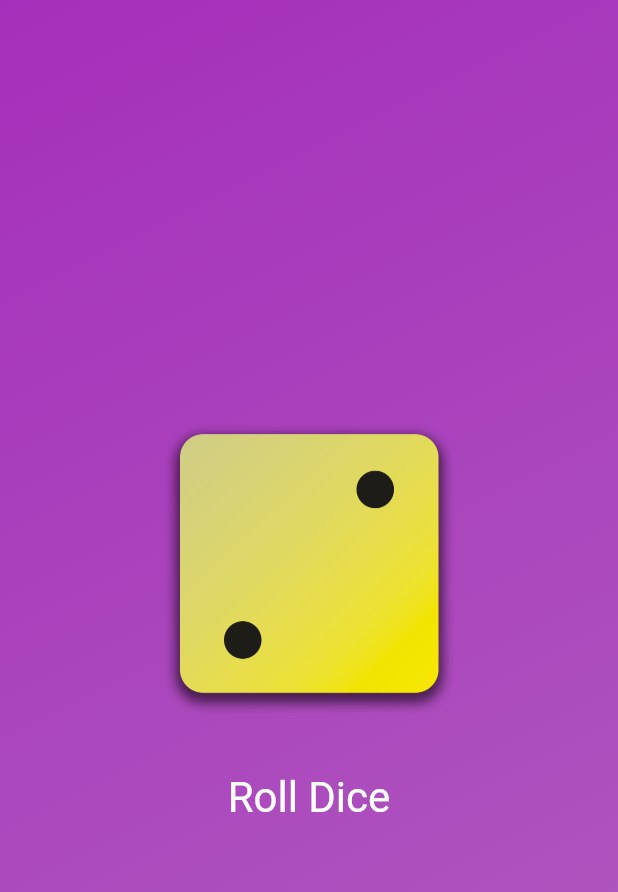
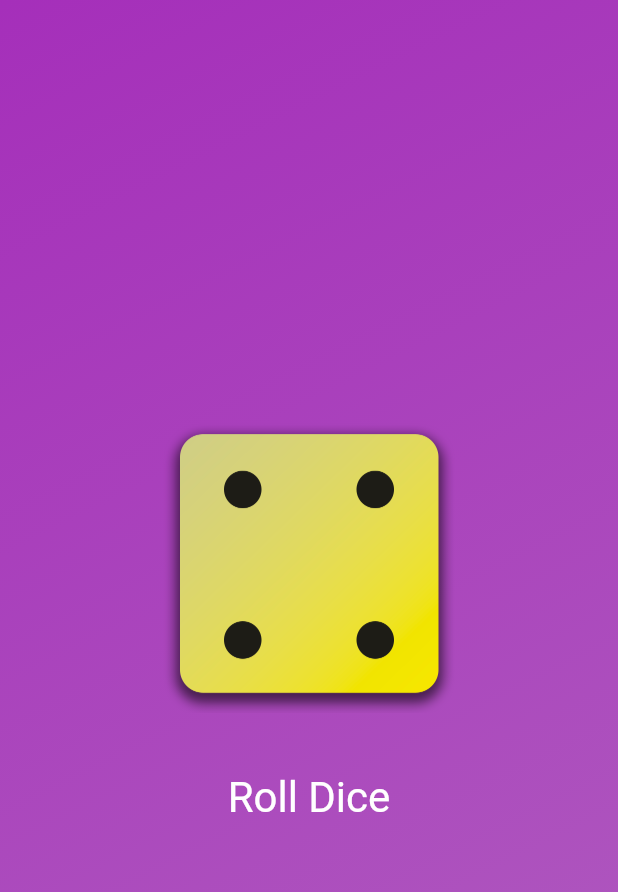
Before and after one commit to adogbeji/FlutterFirstApp, a Flutter app: the screen it shows after launch, after a tap on "Roll Dice", on a phone screen of 412 x 824 dp. Shown: the top 892 px of the screen. Run offline on Flutter 3.47's test engine with Material 2 defaults, Android fonts, the phone set to English and light mode, and no system bars.

Commit message:
Build stateful widget & use it in GradientContainer widget

```diff
--- a/lib/dice_roller.dart
+++ b/lib/dice_roller.dart
@@ -1,3 +1,50 @@
 import 'package:flutter/material.dart';
 
-class DiceRoller extends StatefulWidget {}
+class DiceRoller extends StatefulWidget {
+  const DiceRoller({super.key});
+
+  @override
+  State<DiceRoller> createState() {
+    return _DiceRollerState();
+  }
+}
+
+class _DiceRollerState extends State<DiceRoller> {
+  var activeDiceImage = 'assets/images/dice-2.png';
+
+  void rollDice() {
+    setState(() {
+      activeDiceImage = 'assets/images/dice-4.png';
+    });
+  }
+
+  @override
+  Widget build(context) {
+    return Column(
+          mainAxisSize: MainAxisSize.min,
+          children: [
+            Image.asset(
+              // 'assets/images/dice-2.png',
+              activeDiceImage,
+              width: 200,
+            ),
+            const SizedBox(
+              height: 20,
+            ),
+            TextButton(
+              onPressed: rollDice,
+              style: TextButton.styleFrom(
+                padding: const EdgeInsets.only(
+                  top: 20,
+                ),
+                foregroundColor: Colors.white,
+                textStyle: const TextStyle(
+                  fontSize: 28,
+                ),
+              ),
+              child: const Text('Roll Dice'),
+            ),
+          ],
+        );
+  }
+}
--- a/lib/gradient_container.dart
+++ b/lib/gradient_container.dart
@@ -1,20 +1,22 @@
 import 'package:flutter/material.dart';
+
+import './dice_roller.dart';
 
 const startAlignment = Alignment.topLeft;
 const endAlignment = Alignment.bottomRight;
 
 class GradientContainer extends StatelessWidget {
-  GradientContainer(this.startColour, this.endColour, {super.key});
+  const GradientContainer(this.startColour, this.endColour, {super.key});
 
   final Color startColour;
   final Color endColour;
 
-  var activeDiceImage = 'assets/images/dice-2.png';
+  // var activeDiceImage = 'assets/images/dice-2.png';
 
-  void rollDice() {
-    activeDiceImage = 'assets/images/dice-4.png';
-    print('Working!');
-  }
+  // void rollDice() {
+  //   activeDiceImage = 'assets/images/dice-4.png';
+  //   print('Working!');
+  // }
 
   @override
   Widget build(context) {
@@ -31,34 +33,9 @@ class GradientContainer extends StatelessWidget {
           end: endAlignment,
         ),
       ),
-      child: Center(
+      child: const Center(
         // child: StyledText('Hello World'),
-        child: Column(
-          mainAxisSize: MainAxisSize.min,
-          children: [
-            Image.asset(
-              // 'assets/images/dice-2.png',
-              activeDiceImage,
-              width: 200,
-            ),
-            const SizedBox(
-              height: 20,
-            ),
-            TextButton(
-              onPressed: rollDice,
-              style: TextButton.styleFrom(
-                padding: const EdgeInsets.only(
-                  top: 20,
-                ),
-                foregroundColor: Colors.white,
-                textStyle: const TextStyle(
-                  fontSize: 28,
-                ),
-              ),
-              child: const Text('Roll Dice'),
-            ),
-          ],
-        ),
+        child: DiceRoller(),
       ),
     );
   }
--- a/lib/main.dart
+++ b/lib/main.dart
@@ -7,7 +7,7 @@ const endColour = Color.fromARGB(255, 176, 94, 191);
 
 void main() {
   runApp(
-    MaterialApp(
+    const MaterialApp(
       home: Scaffold(
         body: GradientContainer(startColour, endColour),
       ),
```
